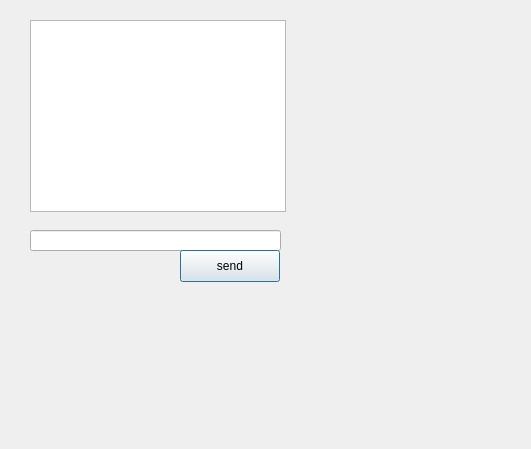
The window that ChatApp/chatwindow.ui (MoazMostafaAzab/cs2-lab-project) describes before a commit, drawn with Qt 5.
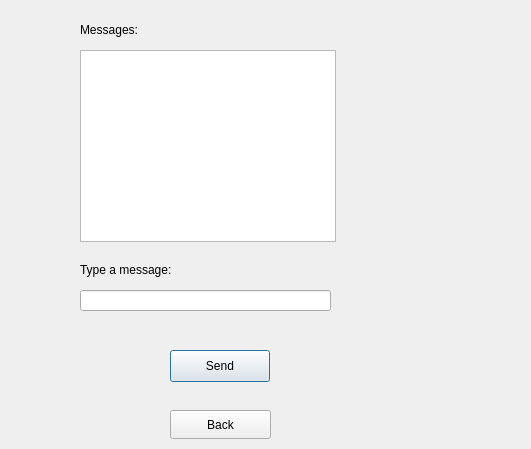
The same window after the commit.

Patch:
```diff
--- a/ChatApp/chatwindow.ui
+++ b/ChatApp/chatwindow.ui
@@ -16,8 +16,8 @@
   <widget class="QTextBrowser" name="chatDisplay">
    <property name="geometry">
     <rect>
-     <x>30</x>
-     <y>20</y>
+     <x>80</x>
+     <y>50</y>
      <width>256</width>
      <height>192</height>
     </rect>
@@ -26,8 +26,8 @@
   <widget class="QLineEdit" name="messageInput">
    <property name="geometry">
     <rect>
-     <x>30</x>
-     <y>230</y>
+     <x>80</x>
+     <y>290</y>
      <width>251</width>
      <height>21</height>
     </rect>
@@ -36,14 +36,53 @@
   <widget class="QPushButton" name="sendButton">
    <property name="geometry">
     <rect>
-     <x>180</x>
-     <y>250</y>
+     <x>170</x>
+     <y>350</y>
      <width>100</width>
      <height>32</height>
     </rect>
    </property>
    <property name="text">
-    <string>send</string>
+    <string>Send</string>
+   </property>
+  </widget>
+  <widget class="QLabel" name="label">
+   <property name="geometry">
+    <rect>
+     <x>80</x>
+     <y>20</y>
+     <width>111</width>
+     <height>20</height>
+    </rect>
+   </property>
+   <property name="text">
+    <string>Messages: </string>
+   </property>
+  </widget>
+  <widget class="QLabel" name="label_2">
+   <property name="geometry">
+    <rect>
+     <x>80</x>
+     <y>260</y>
+     <width>111</width>
+     <height>20</height>
+    </rect>
+   </property>
+   <property name="text">
+    <string>Type a message:</string>
+   </property>
+  </widget>
+  <widget class="QPushButton" name="pushButton_chatwindowBack">
+   <property name="geometry">
+    <rect>
+     <x>170</x>
+     <y>410</y>
+     <width>101</width>
+     <height>29</height>
+    </rect>
+   </property>
+   <property name="text">
+    <string>Back</string>
    </property>
   </widget>
  </widget>
```
